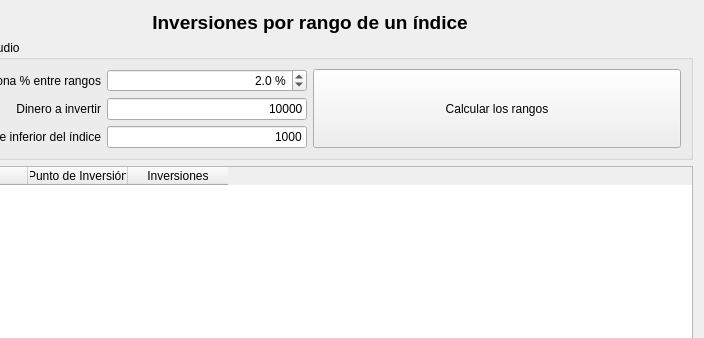
turulomio/xulpymoney, file ui/wdgIndexRange.ui: the form before one commit; both pictures show x 84 to 788 and y 0 to 338 of the 788 by 524 pixel window.
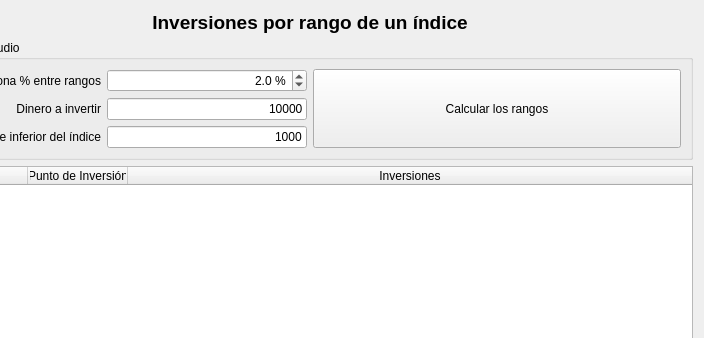
The form after the commit. Icons and pictures are not drawn. Custom widgets are drawn as their Qt base class.

The edit to the form file:
```diff
--- a/ui/wdgIndexRange.ui
+++ b/ui/wdgIndexRange.ui
@@ -207,6 +207,9 @@
        <property name="selectionBehavior">
         <enum>QAbstractItemView::SelectRows</enum>
        </property>
+       <attribute name="horizontalHeaderStretchLastSection">
+        <bool>true</bool>
+       </attribute>
        <attribute name="verticalHeaderVisible">
         <bool>false</bool>
        </attribute>
```
